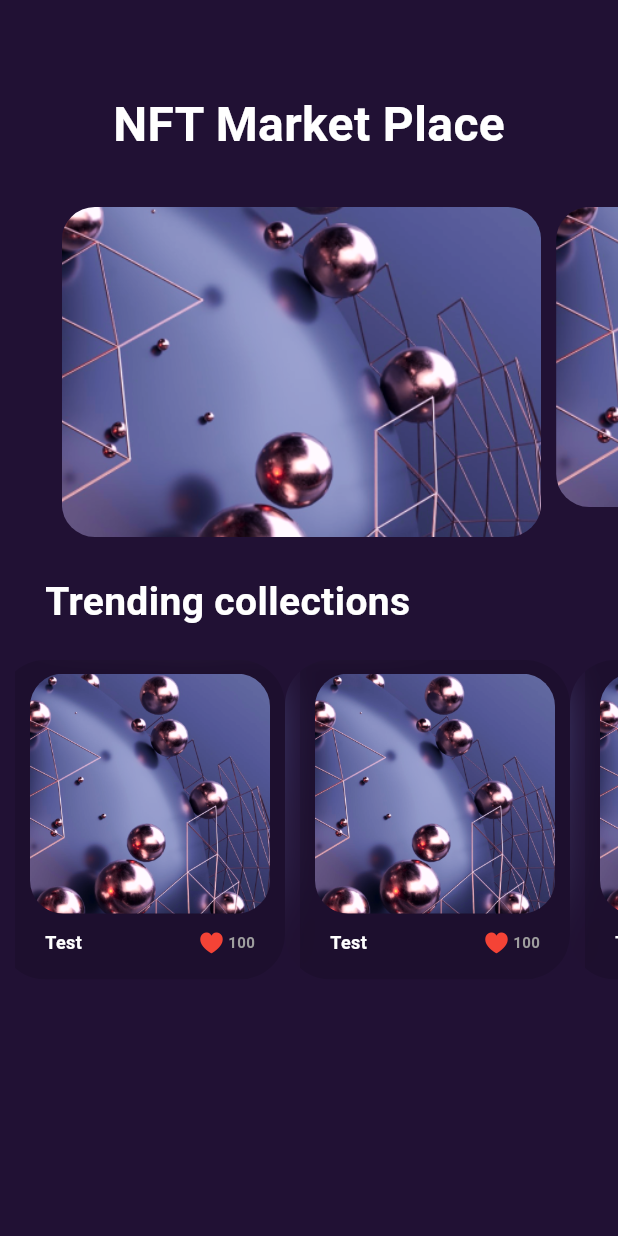
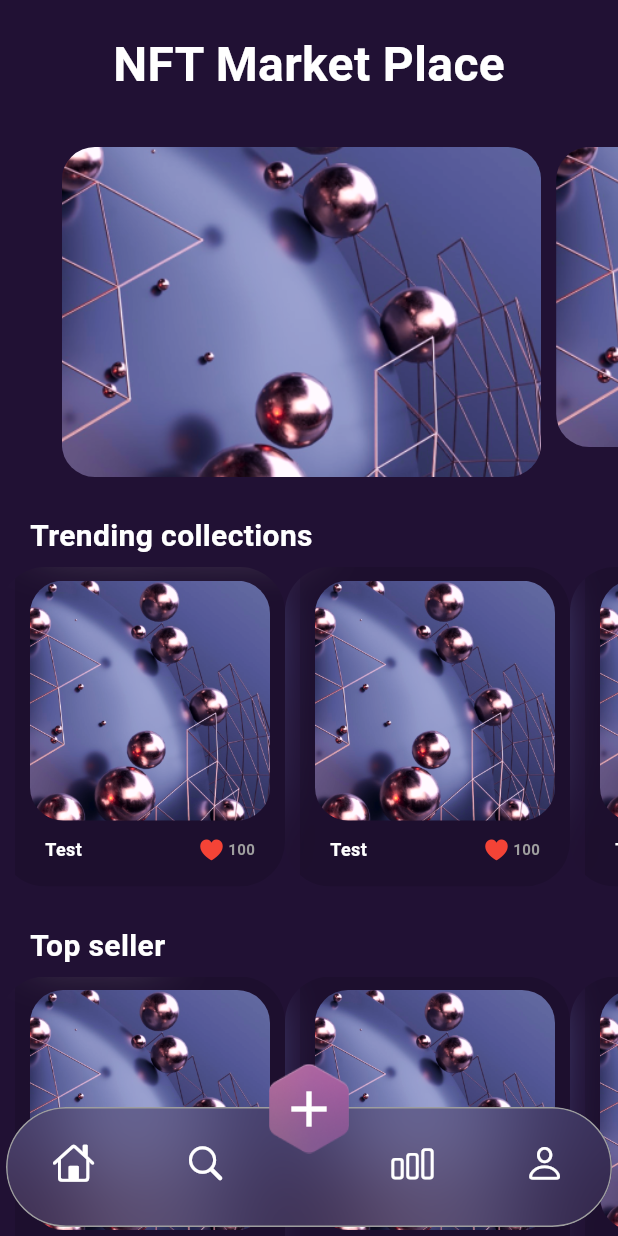
Before and after one commit to amir-hossein-rajaezadeh/flutter_nft_market, a Flutter app: the MainPage screen opened directly, on a phone screen of 412 x 824 dp. Run offline on Flutter 3.47's test engine with Material 3 defaults, Android fonts, the phone set to English and light mode, and no system bars; drawn by our look-alikes of expandable_page_view.

Commit message:
Added bottom nav bar

```diff
--- a/lib/screens/main_page.dart
+++ b/lib/screens/main_page.dart
@@ -1,12 +1,9 @@
 import 'dart:ui';
-
 import 'package:expandable_page_view/expandable_page_view.dart';
 import 'package:flutter/cupertino.dart';
 import 'package:flutter/material.dart';
-import 'package:flutter/rendering.dart';
-import 'package:flutter/services.dart';
-import 'package:flutter/widgets.dart';
 import 'package:flutter_nft_market/utils/my_colors.dart';
+import 'package:flutter_nft_market/widgets/bottom_nav_bar.dart';
 
 class MainPage extends StatefulWidget {
   const MainPage({super.key});
@@ -25,11 +22,14 @@ class _MainPageState extends State<MainPage> {
   Widget build(BuildContext context) {
     return Scaffold(
       backgroundColor: MyColors.background,
-      body: Column(
+      body: Stack(
+        alignment: Alignment.bottomCenter,
+        children: [
+          ListView(
             children: [
               Container(
                 alignment: Alignment.center,
-            margin: const EdgeInsets.only(top: 60),
+                margin: const EdgeInsets.only(top: 20),
                 child: const Text(
                   "NFT Market Place",
                   style: TextStyle(
@@ -70,22 +70,48 @@ class _MainPageState extends State<MainPage> {
                   },
                 ),
               ),
+              _buildListTitleWidget("Trending collections"),
+              _buildListViewWidget(),
+              _buildListTitleWidget("Top seller"),
+              _buildListViewWidget(),
+            ],
+          ),
+          const BottomNaviagationBarWidget(),
+          Positioned(
+            bottom: 55,
+            child: GestureDetector(
+              onTap: () {},
+              child: Stack(
+                alignment: Alignment.center,
+                children: [
                   Container(
-            margin: const EdgeInsets.only(left: 30, top: 25),
-            alignment: Alignment.topLeft,
-            child: const Text(
-              "Trending collections",
-              style: TextStyle(
-                  fontSize: 26,
-                  fontWeight: FontWeight.bold,
-                  color: Colors.white),
+                    alignment: Alignment.topCenter,
+                    height: 60,
+                    child: Image.asset(
+                      "assets/images/polygon.png",
                     ),
                   ),
-          Container(
-            margin: const EdgeInsets.only(top: 20),
+                  const Icon(
+                    Icons.add,
+                    color: Colors.white,
+                    size: 40,
+                  )
+                ],
+              ),
+            ),
+          )
+        ],
+      ),
+    );
+  }
+
+  Container _buildListViewWidget() {
+    return Container(
+      margin: const EdgeInsets.only(top: 6),
       height: 213,
       child: ListView.builder(
-              itemCount: 5,
+        itemCount: 10,
+        padding: const EdgeInsets.only(left: 0),
         shrinkWrap: true,
         scrollDirection: Axis.horizontal,
         itemBuilder: (context, index) {
@@ -98,9 +124,6 @@ class _MainPageState extends State<MainPage> {
                 width: 180,
                 decoration: BoxDecoration(
                   color: Colors.transparent.withOpacity(0.11),
-                        // border: Border.all(
-                        //   color: const Color(0xFF24224B),
-                        // ),
                 ),
                 child: Column(
                   children: [
@@ -117,8 +140,8 @@ class _MainPageState extends State<MainPage> {
                       ),
                     ),
                     Container(
-                            margin: const EdgeInsets.only(
-                                top: 10, right: 20, left: 20),
+                      margin:
+                          const EdgeInsets.only(top: 10, right: 20, left: 20),
                       child: Row(
                         mainAxisAlignment: MainAxisAlignment.spaceBetween,
                         children: [
@@ -162,8 +185,17 @@ class _MainPageState extends State<MainPage> {
           );
         },
       ),
-          )
-        ],
+    );
+  }
+
+  Container _buildListTitleWidget(String titleValue) {
+    return Container(
+      margin: const EdgeInsets.only(left: 20, top: 25),
+      alignment: Alignment.topLeft,
+      child: Text(
+        titleValue,
+        style: const TextStyle(
+            fontSize: 20, fontWeight: FontWeight.bold, color: Colors.white),
       ),
     );
   }
--- /dev/null
+++ b/lib/widgets/bottom_nav_bar.dart
@@ -0,0 +1,56 @@
+import 'dart:ui';
+import 'package:flutter/cupertino.dart';
+import 'package:flutter/material.dart';
+import 'package:flutter/widgets.dart';
+
+class BottomNaviagationBarWidget extends StatelessWidget {
+  const BottomNaviagationBarWidget({super.key});
+
+  @override
+  Widget build(BuildContext context) {
+    return Container(
+      margin: const EdgeInsets.only(right: 4, left: 4, bottom: 6),
+      child: ClipRRect(
+        borderRadius: BorderRadius.circular(50),
+        child: BackdropFilter(
+          filter: ImageFilter.blur(sigmaX: 40, sigmaY: 40),
+          child: SizedBox(
+            height: 80,
+            child: Stack(
+              children: [
+                Container(
+                  decoration: BoxDecoration(
+                    borderRadius: BorderRadius.circular(50),
+                    border: Border.all(color: Colors.grey),
+                  ),
+                  height: 80,
+                  child: Row(
+                    mainAxisAlignment: MainAxisAlignment.spaceAround,
+                    crossAxisAlignment: CrossAxisAlignment.center,
+                    children: [
+                      buildNavBarIcon(CupertinoIcons.home, false),
+                      buildNavBarIcon(CupertinoIcons.search, true),
+                      buildNavBarIcon(CupertinoIcons.chart_bar, false),
+                      buildNavBarIcon(CupertinoIcons.person, false),
+                    ],
+                  ),
+                ),
+              ],
+            ),
+          ),
+        ),
+      ),
+    );
+  }
+
+  Widget buildNavBarIcon(IconData iconWidget, bool hasMarginRight) {
+    return Padding(
+      padding: EdgeInsets.only(bottom: 6, right: hasMarginRight ? 50 : 0),
+      child: Icon(
+        iconWidget,
+        color: Colors.white,
+        size: 28,
+      ),
+    );
+  }
+}
```
Also changed, not shown: assets/images/polygon.png (added). Lines whose indentation alone changed are shown as unchanged.
